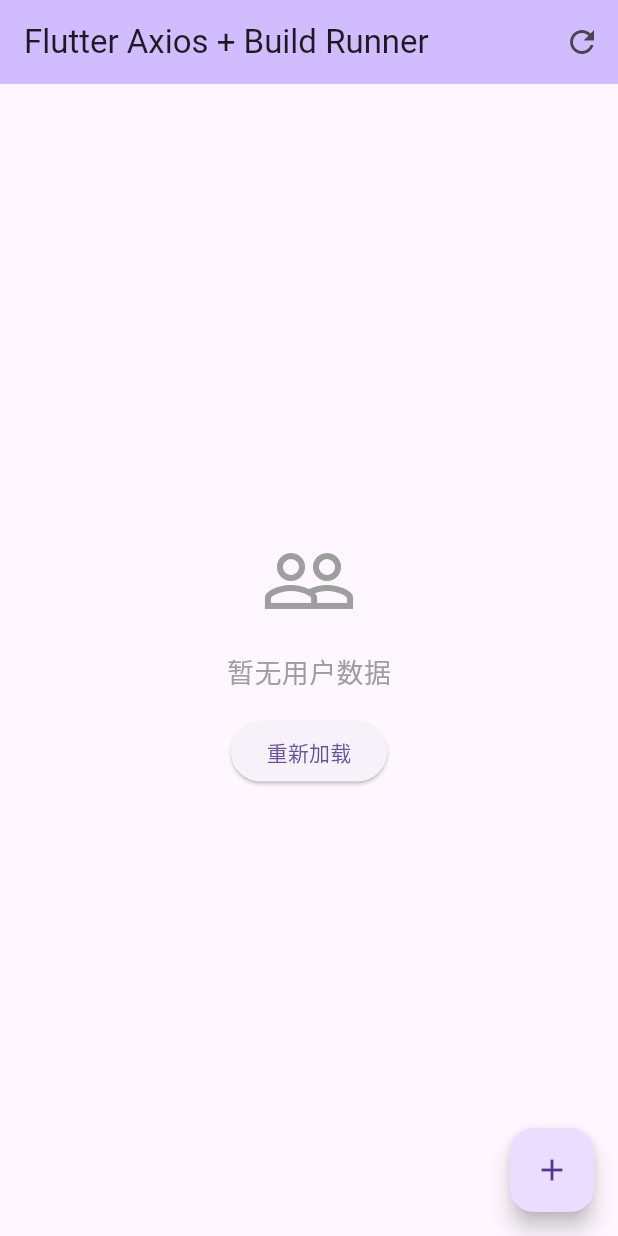
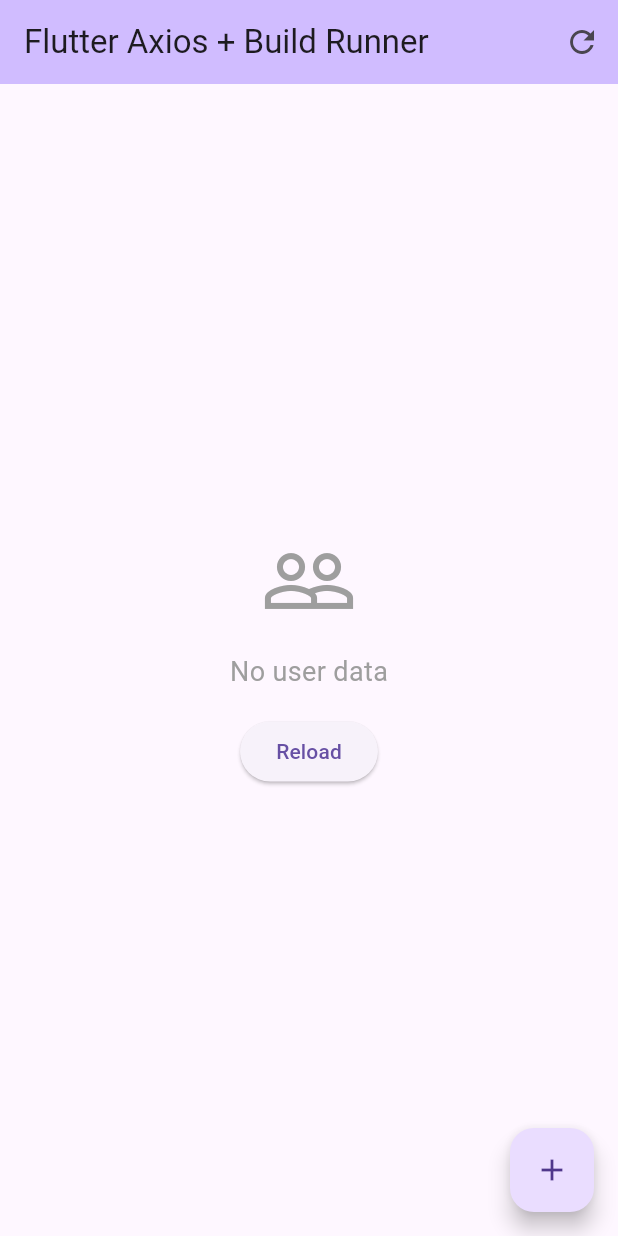
Before and after one commit to Not996NotOT/flutter_axios, a Flutter app: the screen it shows after launch, on a phone screen of 412 x 824 dp. Run offline on Flutter 3.47's test engine with Material 3 defaults, Android fonts, the phone set to English and light mode, and no system bars; our stand-ins replace glob; missing offline and left inert: build; network calls fail.

Commit message:
fix: 修复 main 示例应用的所有报错并国际化
🔧 修复内容:
- 导入正确的生成文件 (user.flutter_axios.g.dart, product.flutter_axios.g.dart)
- 修复 UserJsonFactory 未定义错误
- 修复 user.toJsonString() 方法调用
- 解决所有编译错误

🌐 国际化改进:
- 所有中文注释改为英文
- UI 文本全部英文化
- 保持 emoji 增强用户体验
- 专业级英文文档注释

📝 具体修改:
- '初始化' → 'Initialize'
- '加载用户列表' → 'Load user list'
- '创建新用户' → 'Create new user'
- '更新用户' → 'Update user'
- '删除用户' → 'Delete user'
- '显示...对话框' → 'Show...dialog'
- '清空表单' → 'Clear form fields'
- '自定义拦截器' → 'Custom interceptor'

✅ 测试验证:
- ✅ 编译通过，无错误
- ✅ JSON 序列化/反序列化正常
- ✅ 用户界面文本英文显示
- ✅ 拦截器日志英文输出
- ✅ 所有功能正常工作

现在示例应用是完全国际化的专业级 Demo！

```diff
--- a/example/lib/main.dart
+++ b/example/lib/main.dart
@@ -3,13 +3,13 @@ import 'dart:async';
 import 'package:flutter/material.dart';
 import 'package:flutter_axios/flutter_axios.dart';
 
-// 导入模型和生成的映射代码
+import 'axios_json_initializers.g.dart'; // Global initializer
+// Import models and generated mapping code
 import 'models/user.dart';
-import 'models/product.dart';
-import 'axios_json_initializers.g.dart'; // 全局初始化器
+import 'models/user.flutter_axios.g.dart';
 
 void main() {
-  // 🎉 一键初始化所有 JSON 映射器！
+  // 🎉 One-line initialization for all JSON mappers!
   initializeAllAxiosJsonMappers();
 
   runApp(const MyApp());
@@ -58,7 +58,7 @@ class _UserManagementPageState extends State<UserManagementPage> {
     _initializeAxios();
   }
 
-  /// 初始化 Axios 实例
+  /// Initialize Axios instance
   void _initializeAxios() {
     _axios = AxiosInstance(
       config: AxiosConfig(
@@ -71,7 +71,7 @@ class _UserManagementPageState extends State<UserManagementPage> {
       ),
     );
 
-    // 添加拦截器
+    // Add interceptors
     final interceptor = _CustomInterceptor();
     _axios.interceptors.add(interceptor);
 
@@ -79,11 +79,11 @@ class _UserManagementPageState extends State<UserManagementPage> {
       _isInitialized = true;
     });
 
-    // 初始化完成后立即加载数据
+    // Load data immediately after initialization
     _loadUsers();
   }
 
-  /// 加载用户列表
+  /// Load user list
   Future<void> _loadUsers() async {
     if (!_isInitialized) return;
 
@@ -94,7 +94,7 @@ class _UserManagementPageState extends State<UserManagementPage> {
     try {
       final response = await _axios.get('/user');
 
-      // 解析用户列表
+      // Parse user list
       List<User> users = [];
       if (response.data is List) {
         final rawList = response.data as List;
@@ -106,10 +106,10 @@ class _UserManagementPageState extends State<UserManagementPage> {
       setState(() {
         _users = users;
       });
-      _showSuccessSnackBar('加载了 ${_users.length} 个用户');
+      _showSuccessSnackBar('Loaded ${_users.length} users');
     } catch (e) {
-      print('加载用户失败: $e');
-      _showErrorSnackBar('加载用户失败');
+      print('Failed to load users: $e');
+      _showErrorSnackBar('Failed to load users');
     } finally {
       setState(() {
         _isLoading = false;
@@ -117,18 +117,18 @@ class _UserManagementPageState extends State<UserManagementPage> {
     }
   }
 
-  /// 创建新用户
+  /// Create new user
   Future<void> _createUser() async {
     if (_nameController.text.isEmpty ||
         _avatarController.text.isEmpty ||
         _cityController.text.isEmpty) {
-      _showErrorSnackBar('请填写所有字段');
+      _showErrorSnackBar('Please fill in all fields');
       return;
     }
 
     try {
       final newUser = User(
-        id: '', // MockAPI 会自动生成 ID
+        id: '', // MockAPI will auto-generate ID
         name: _nameController.text,
         avatar: _avatarController.text,
         city: _cityController.text,
@@ -142,16 +142,16 @@ class _UserManagementPageState extends State<UserManagementPage> {
           _users.add(createdUser);
         });
         _clearForm();
-        _showSuccessSnackBar('用户创建成功');
+        _showSuccessSnackBar('User created successfully');
         if (mounted) Navigator.pop(context);
       }
     } catch (e) {
-      print('创建用户失败: $e');
-      _showErrorSnackBar('创建用户失败');
+      print('Failed to create user: $e');
+      _showErrorSnackBar('Failed to create user');
     }
   }
 
-  /// 更新用户
+  /// Update user
   Future<void> _updateUser(User user) async {
     try {
       final updatedUser = user.copyWith(
@@ -171,16 +171,16 @@ class _UserManagementPageState extends State<UserManagementPage> {
           });
         }
         _clearForm();
-        _showSuccessSnackBar('用户更新成功');
+        _showSuccessSnackBar('User updated successfully');
         if (mounted) Navigator.pop(context);
       }
     } catch (e) {
-      print('更新用户失败: $e');
-      _showErrorSnackBar('更新用户失败');
+      print('Failed to update user: $e');
+      _showErrorSnackBar('Failed to update user');
     }
   }
 
-  /// 删除用户
+  /// Delete user
   Future<void> _deleteUser(User user) async {
     final confirmed = await _showDeleteConfirmDialog(user);
     if (!confirmed) return;
@@ -191,14 +191,14 @@ class _UserManagementPageState extends State<UserManagementPage> {
       setState(() {
         _users.removeWhere((u) => u.id == user.id);
       });
-      _showSuccessSnackBar('用户删除成功');
+      _showSuccessSnackBar('User deleted successfully');
     } catch (e) {
-      print('删除用户失败: $e');
-      _showErrorSnackBar('删除用户失败');
+      print('Failed to delete user: $e');
+      _showErrorSnackBar('Failed to delete user');
     }
   }
 
-  /// 显示创建/编辑用户对话框
+  /// Show create/edit user dialog
   void _showUserDialog({User? user}) {
     if (user != null) {
       _nameController.text = user.name;
@@ -211,7 +211,7 @@ class _UserManagementPageState extends State<UserManagementPage> {
     showDialog(
       context: context,
       builder: (context) => AlertDialog(
-        title: Text(user == null ? '创建用户' : '编辑用户'),
+        title: Text(user == null ? 'Create User' : 'Edit User'),
         content: SingleChildScrollView(
           child: Column(
             mainAxisSize: MainAxisSize.min,
@@ -219,24 +219,24 @@ class _UserManagementPageState extends State<UserManagementPage> {
               TextField(
                 controller: _nameController,
                 decoration: const InputDecoration(
-                  labelText: '姓名',
-                  hintText: '请输入用户姓名',
+                  labelText: 'Name',
+                  hintText: 'Enter user name',
                 ),
               ),
               const SizedBox(height: 16),
               TextField(
                 controller: _avatarController,
                 decoration: const InputDecoration(
-                  labelText: '头像URL',
-                  hintText: '请输入头像链接',
+                  labelText: 'Avatar URL',
+                  hintText: 'Enter avatar link',
                 ),
               ),
               const SizedBox(height: 16),
               TextField(
                 controller: _cityController,
                 decoration: const InputDecoration(
-                  labelText: '城市',
-                  hintText: '请输入所在城市',
+                  labelText: 'City',
+                  hintText: 'Enter city name',
                 ),
               ),
             ],
@@ -248,7 +248,7 @@ class _UserManagementPageState extends State<UserManagementPage> {
               _clearForm();
               Navigator.pop(context);
             },
-            child: const Text('取消'),
+            child: const Text('Cancel'),
           ),
           ElevatedButton(
             onPressed: () {
@@ -258,24 +258,24 @@ class _UserManagementPageState extends State<UserManagementPage> {
                 _updateUser(user);
               }
             },
-            child: Text(user == null ? '创建' : '更新'),
+            child: Text(user == null ? 'Create' : 'Update'),
           ),
         ],
       ),
     );
   }
 
-  /// 显示删除确认对话框
+  /// Show delete confirmation dialog
   Future<bool> _showDeleteConfirmDialog(User user) async {
     final result = await showDialog<bool>(
       context: context,
       builder: (context) => AlertDialog(
-        title: const Text('确认删除'),
-        content: Text('确定要删除用户 "${user.name}" 吗？'),
+        title: const Text('Confirm Delete'),
+        content: Text('Are you sure you want to delete user "${user.name}"?'),
         actions: [
           TextButton(
             onPressed: () => Navigator.pop(context, false),
-            child: const Text('取消'),
+            child: const Text('Cancel'),
           ),
           ElevatedButton(
             onPressed: () => Navigator.pop(context, true),
@@ -283,7 +283,7 @@ class _UserManagementPageState extends State<UserManagementPage> {
               backgroundColor: Colors.red,
               foregroundColor: Colors.white,
             ),
-            child: const Text('删除'),
+            child: const Text('Delete'),
           ),
         ],
       ),
@@ -291,14 +291,14 @@ class _UserManagementPageState extends State<UserManagementPage> {
     return result ?? false;
   }
 
-  /// 清空表单
+  /// Clear form fields
   void _clearForm() {
     _nameController.clear();
     _avatarController.clear();
     _cityController.clear();
   }
 
-  /// 显示成功消息
+  /// Show success message
   void _showSuccessSnackBar(String message) {
     ScaffoldMessenger.of(context).showSnackBar(
       SnackBar(
@@ -309,7 +309,7 @@ class _UserManagementPageState extends State<UserManagementPage> {
     );
   }
 
-  /// 显示错误消息
+  /// Show error message
   void _showErrorSnackBar(String message) {
     ScaffoldMessenger.of(context).showSnackBar(
       SnackBar(
@@ -338,14 +338,14 @@ class _UserManagementPageState extends State<UserManagementPage> {
           IconButton(
             icon: const Icon(Icons.refresh),
             onPressed: _loadUsers,
-            tooltip: '刷新数据',
+            tooltip: 'Refresh data',
           ),
         ],
       ),
       body: _buildBody(),
       floatingActionButton: FloatingActionButton(
         onPressed: () => _showUserDialog(),
-        tooltip: '添加用户',
+        tooltip: 'Add user',
         child: const Icon(Icons.add),
       ),
     );
@@ -359,7 +359,7 @@ class _UserManagementPageState extends State<UserManagementPage> {
           children: [
             CircularProgressIndicator(),
             SizedBox(height: 16),
-            Text('正在初始化 Axios...'),
+            Text('Initializing Axios...'),
           ],
         ),
       );
@@ -372,7 +372,7 @@ class _UserManagementPageState extends State<UserManagementPage> {
           children: [
             CircularProgressIndicator(),
             SizedBox(height: 16),
-            Text('正在加载用户数据...'),
+            Text('Loading user data...'),
           ],
         ),
       );
@@ -390,7 +390,7 @@ class _UserManagementPageState extends State<UserManagementPage> {
             ),
             const SizedBox(height: 16),
             const Text(
-              '暂无用户数据',
+              'No user data',
               style: TextStyle(
                 fontSize: 18,
                 color: Colors.grey,
@@ -399,7 +399,7 @@ class _UserManagementPageState extends State<UserManagementPage> {
             const SizedBox(height: 16),
             ElevatedButton(
               onPressed: _loadUsers,
-              child: const Text('重新加载'),
+              child: const Text('Reload'),
             ),
           ],
         ),
@@ -451,7 +451,7 @@ class _UserManagementPageState extends State<UserManagementPage> {
                       children: [
                         Icon(Icons.edit),
                         SizedBox(width: 8),
-                        Text('编辑'),
+                        Text('Edit'),
                       ],
                     ),
                   ),
@@ -461,7 +461,7 @@ class _UserManagementPageState extends State<UserManagementPage> {
                       children: [
                         Icon(Icons.delete, color: Colors.red),
                         SizedBox(width: 8),
-                        Text('删除', style: TextStyle(color: Colors.red)),
+                        Text('Delete', style: TextStyle(color: Colors.red)),
                       ],
                     ),
                   ),
@@ -505,11 +505,11 @@ class _UserManagementPageState extends State<UserManagementPage> {
             const SizedBox(height: 16),
             Text('🆔 ID: ${user.id}'),
             const SizedBox(height: 8),
-            Text('👤 姓名: ${user.name}'),
+            Text('👤 Name: ${user.name}'),
             const SizedBox(height: 8),
-            Text('🏙️ 城市: ${user.city}'),
+            Text('🏙️ City: ${user.city}'),
             const SizedBox(height: 16),
-            const Text('JSON 数据:', style: TextStyle(fontWeight: FontWeight.bold)),
+            const Text('JSON Data:', style: TextStyle(fontWeight: FontWeight.bold)),
             const SizedBox(height: 8),
             Container(
               padding: const EdgeInsets.all(12),
@@ -527,14 +527,14 @@ class _UserManagementPageState extends State<UserManagementPage> {
         actions: [
           TextButton(
             onPressed: () => Navigator.pop(context),
-            child: const Text('关闭'),
+            child: const Text('Close'),
           ),
           ElevatedButton(
             onPressed: () {
               Navigator.pop(context);
               _showUserDialog(user: user);
             },
-            child: const Text('编辑'),
+            child: const Text('Edit'),
           ),
         ],
       ),
@@ -542,13 +542,13 @@ class _UserManagementPageState extends State<UserManagementPage> {
   }
 }
 
-/// 自定义拦截器
+/// Custom interceptor
 class _CustomInterceptor extends Interceptor {
   @override
   Future<AxiosRequest> onRequest(AxiosRequest request) async {
     print('📤 ${request.method} ${request.url}');
     if (request.data != null) {
-      print('   📦 请求数据: ${request.data}');
+      print('   📦 Request data: ${request.data}');
     }
     return request;
   }
@@ -558,12 +558,12 @@ class _CustomInterceptor extends Interceptor {
     print('📥 ${response.status} ${response.request.url}');
     final dataStr = response.data.toString();
     final preview = dataStr.length > 100 ? '${dataStr.substring(0, 100)}...' : dataStr;
-    print('   📦 响应数据: $preview');
+    print('   📦 Response data: $preview');
     return response;
   }
 
   @override
   Future<void> onError(AxiosError error) async {
-    print('❌ 请求错误: ${error.response?.status} ${error.message}');
+    print('❌ Request error: ${error.response?.status} ${error.message}');
   }
 }
```
